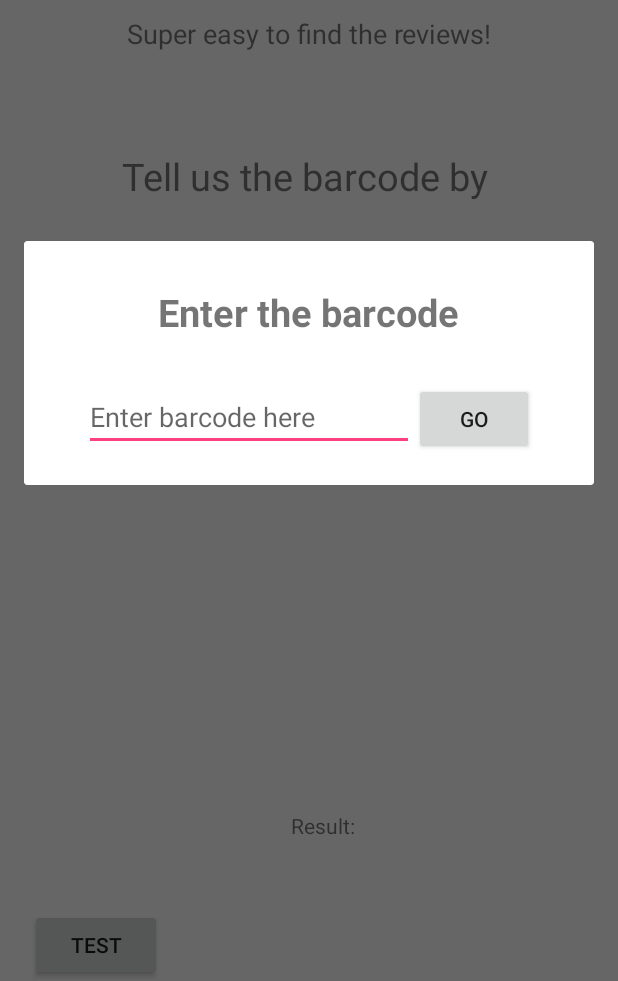
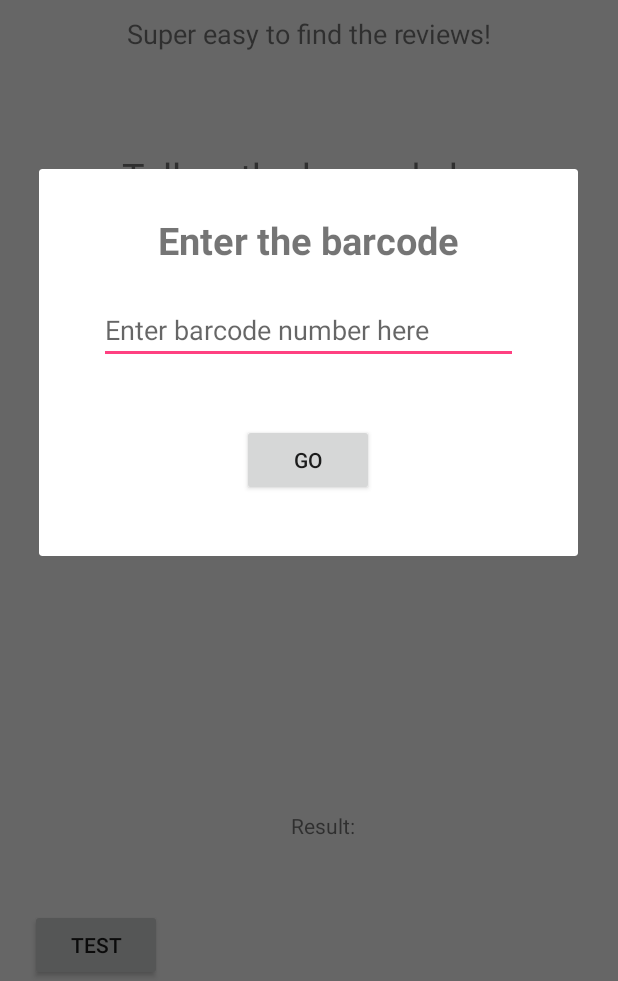
Before and after one commit to behdadset/BIY-system, an Android app: the screen it shows after launch (MainActivity), after a tap on an icon or button, on a phone screen of 412 x 824 dp, the part 255-1236 px from its top. Run offline under Robolectric (Android 15) with nearby library versions, the phone set to English and light mode, and no system bars; libraries missing offline, so code that uses them is left out: com.google.zxing.integration.

Commit message:
new update
manual barcode entry

```diff
--- a/app/src/main/res/layout/dialog_enter_barcode.xml
+++ b/app/src/main/res/layout/dialog_enter_barcode.xml
@@ -14,29 +14,24 @@
         android:layout_width="wrap_content"
         android:layout_height="wrap_content"
         android:text="@string/enter_the_barcode"/>
-    <LinearLayout
-        android:layout_width="wrap_content"
-        android:layout_height="wrap_content"
-        android:orientation="horizontal">
+
     <EditText
         android:id="@+id/editText_enter"
-            android:layout_width="220dp"
+        android:layout_width="match_parent"
         android:layout_height="wrap_content"
-            android:layout_marginLeft="20dp"
-            android:layout_marginTop="30dp"
+        android:layout_margin="20dp"
         android:ems="10"
         android:inputType="text"
-            android:hint="Enter barcode here"/>
+        android:hint="Enter barcode number here"
+        android:layout_gravity="center_horizontal"/>
+
     <Button
         android:id="@+id/btn_go"
         android:layout_width="wrap_content"
         android:layout_height="wrap_content"
         android:text="Go"
-            android:layout_marginTop="30dp"
-            android:layout_marginRight="20dp"
-            />
-
-    </LinearLayout>
+        android:layout_margin="20dp"
+        android:layout_gravity="center_horizontal"/>
 
 
 </LinearLayout>
```
Also changed, not shown: app/src/main/res/drawable/btn_test.png (added). Lines whose indentation alone changed are shown as unchanged.
